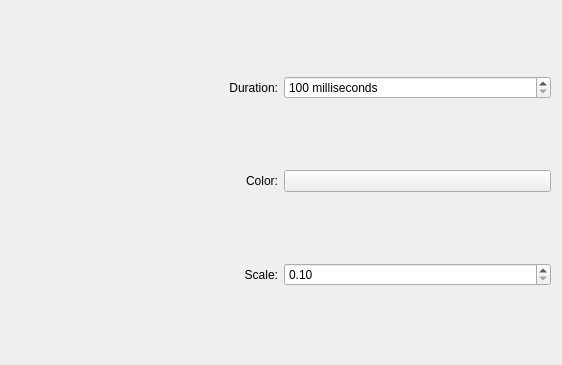
This is kwin/glide/config.ui in Schneegans/Burn-My-Windows as Qt 5 draws it before an edit. The edited form follows.
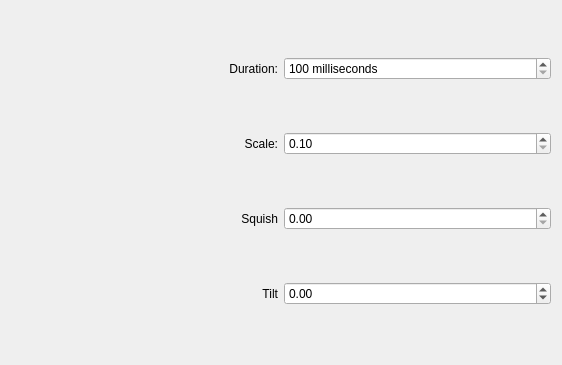
This is the edited form. Custom widgets are drawn as their Qt base class.

Commit message: :wrench: Add settings menu for KWin version of Glide

Patch:
```diff
--- a/kwin/glide/config.ui
+++ b/kwin/glide/config.ui
@@ -17,56 +17,13 @@
             </rect>
         </property>
         <layout class="QGridLayout" name="gridLayout">
-            <item row="0" column="0">
-                <widget class="QLabel" name="label">
-                    <property name="text">
-                        <string>Duration:</string>
-                    </property>
-                    <property name="alignment">
-                        <set>Qt::AlignRight|Qt::AlignTrailing|Qt::AlignVCenter</set>
-                    </property>
-                </widget>
-            </item>
-            <item row="1" column="0">
-                <widget class="QLabel" name="label_2">
-                    <property name="text">
-                        <string>Color:</string>
-                    </property>
-                    <property name="alignment">
-                        <set>Qt::AlignRight|Qt::AlignTrailing|Qt::AlignVCenter</set>
-                    </property>
-                    <property name="buddy">
-                        <cstring>kcfg_Color</cstring>
-                    </property>
-                </widget>
-            </item>
-            <item row="1" column="1">
-                <widget class="KColorButton" name="kcfg_Color">
-                    <property name="alphaChannelEnabled">
-                        <bool>true</bool>
-                    </property>
-                </widget>
-            </item>
             <item row="2" column="0">
-                <widget class="QLabel" name="label_3">
+    <widget class="QLabel" name="label_2">
                     <property name="text">
-                        <string>Scale:</string>
+      <string>Squish</string>
                     </property>
                     <property name="alignment">
                         <set>Qt::AlignRight|Qt::AlignTrailing|Qt::AlignVCenter</set>
-                    </property>
-                    <property name="buddy">
-                        <cstring>kcfg_Color</cstring>
-                    </property>
-                </widget>
-            </item>
-            <item row="2" column="1">
-                <widget class="QDoubleSpinBox" name="kcfg_Scale">
-                    <property name="minimum">
-                        <double>0.100000000000000</double>
-                    </property>
-                    <property name="maximum">
-                        <double>10.000000000000000</double>
                     </property>
                 </widget>
             </item>
@@ -86,15 +43,74 @@
                     </property>
                 </widget>
             </item>
-        </layout>
-    </widget>
-    <customwidgets>
-        <customwidget>
-            <class>KColorButton</class>
-            <extends>QPushButton</extends>
-            <header>kcolorbutton.h</header>
-        </customwidget>
-    </customwidgets>
-    <resources />
-    <connections />
+   <item row="1" column="0">
+    <widget class="QLabel" name="label_3">
+     <property name="text">
+      <string>Scale:</string>
+     </property>
+     <property name="alignment">
+      <set>Qt::AlignRight|Qt::AlignTrailing|Qt::AlignVCenter</set>
+     </property>
+    </widget>
+   </item>
+   <item row="0" column="0">
+    <widget class="QLabel" name="label">
+     <property name="text">
+      <string>Duration:</string>
+     </property>
+     <property name="alignment">
+      <set>Qt::AlignRight|Qt::AlignTrailing|Qt::AlignVCenter</set>
+     </property>
+    </widget>
+   </item>
+   <item row="1" column="1">
+    <widget class="QDoubleSpinBox" name="kcfg_Scale">
+     <property name="minimum">
+      <double>0.100000000000000</double>
+     </property>
+     <property name="maximum">
+      <double>1.000000000000000</double>
+     </property>
+     <property name="singleStep">
+      <double>0.1</double>
+     </property>
+    </widget>
+   </item>
+   <item row="3" column="0">
+    <widget class="QLabel" name="label_4">
+     <property name="text">
+      <string>Tilt</string>
+     </property>
+     <property name="alignment">
+      <set>Qt::AlignRight|Qt::AlignTrailing|Qt::AlignVCenter</set>
+     </property>
+    </widget>
+   </item>
+   <item row="2" column="1">
+    <widget class="QDoubleSpinBox" name="kcfg_Squish">
+     <property name="maximum">
+      <double>1.000000000000000</double>
+     </property>
+     <property name="singleStep">
+      <double>0.1</double>
+     </property>
+    </widget>
+   </item>
+   <item row="3" column="1">
+    <widget class="QDoubleSpinBox" name="kcfg_Tilt">
+     <property name="minimum">
+      <double>-1.000000000000000</double>
+     </property>
+     <property name="maximum">
+      <double>1.000000000000000</double>
+     </property>
+     <property name="singleStep">
+      <double>0.1</double>
+     </property>
+    </widget>
+   </item>
+  </layout>
+ </widget>
+ <resources/>
+ <connections/>
 </ui>
```
Left out of the diff: 6 changed lines with no effect on the pictures. Lines whose indentation alone changed are shown as unchanged.
